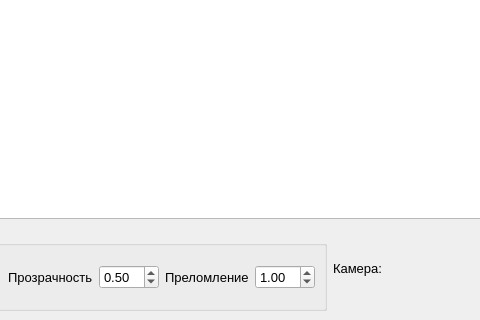
AskaryanKarine/BMSTU-CG-Course, file src/gui/mainwindow.ui: the form before one commit; both pictures show x 691 to 1171 and y 489 to 809 of the 1274 by 809 pixel window.
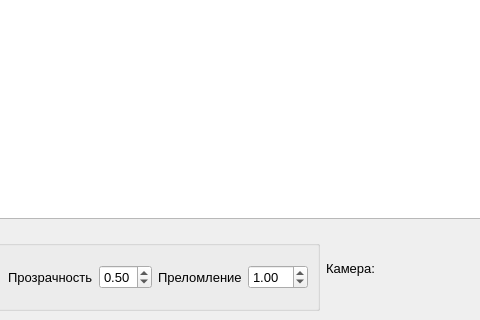
The form after the commit. Icons and pictures are not drawn.

Patch:
```diff
--- a/src/gui/mainwindow.ui
+++ b/src/gui/mainwindow.ui
@@ -998,7 +998,7 @@
          <item>
           <widget class="QDoubleSpinBox" name="dSB_sphereTransparency">
            <property name="maximum">
-            <double>99.000000000000000</double>
+            <double>1.000000000000000</double>
            </property>
            <property name="singleStep">
             <double>0.010000000000000</double>
```
